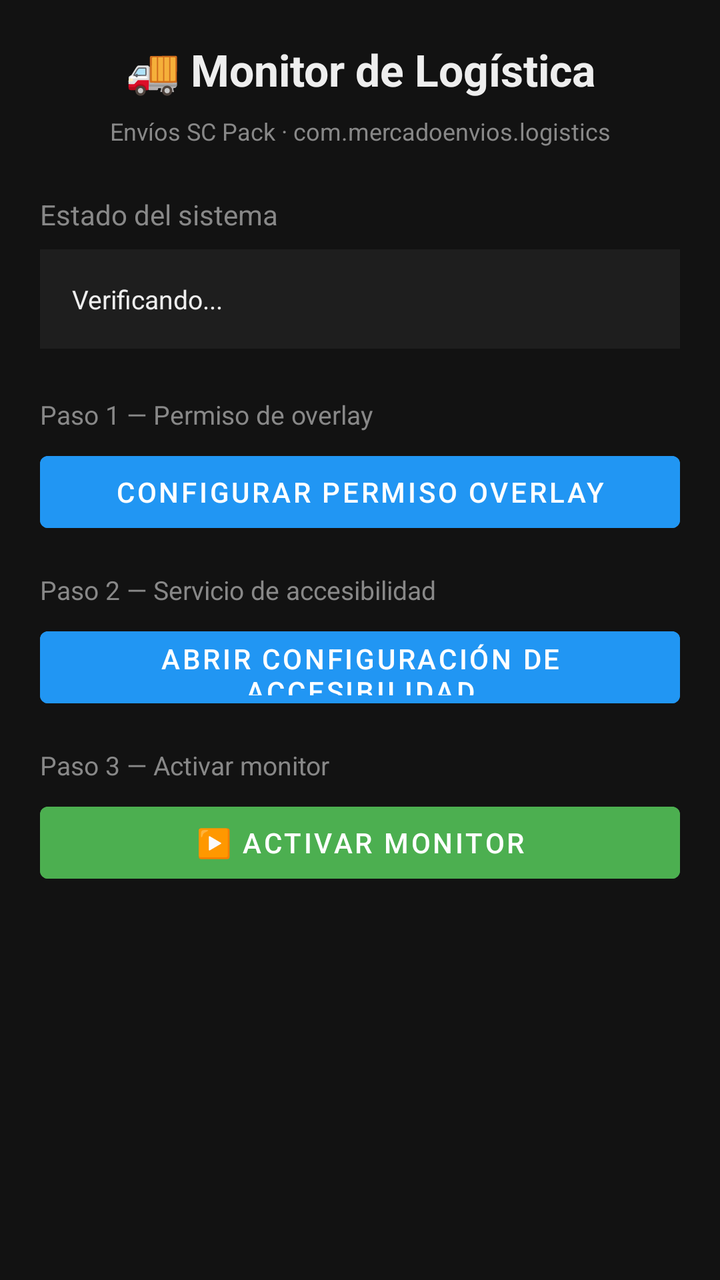
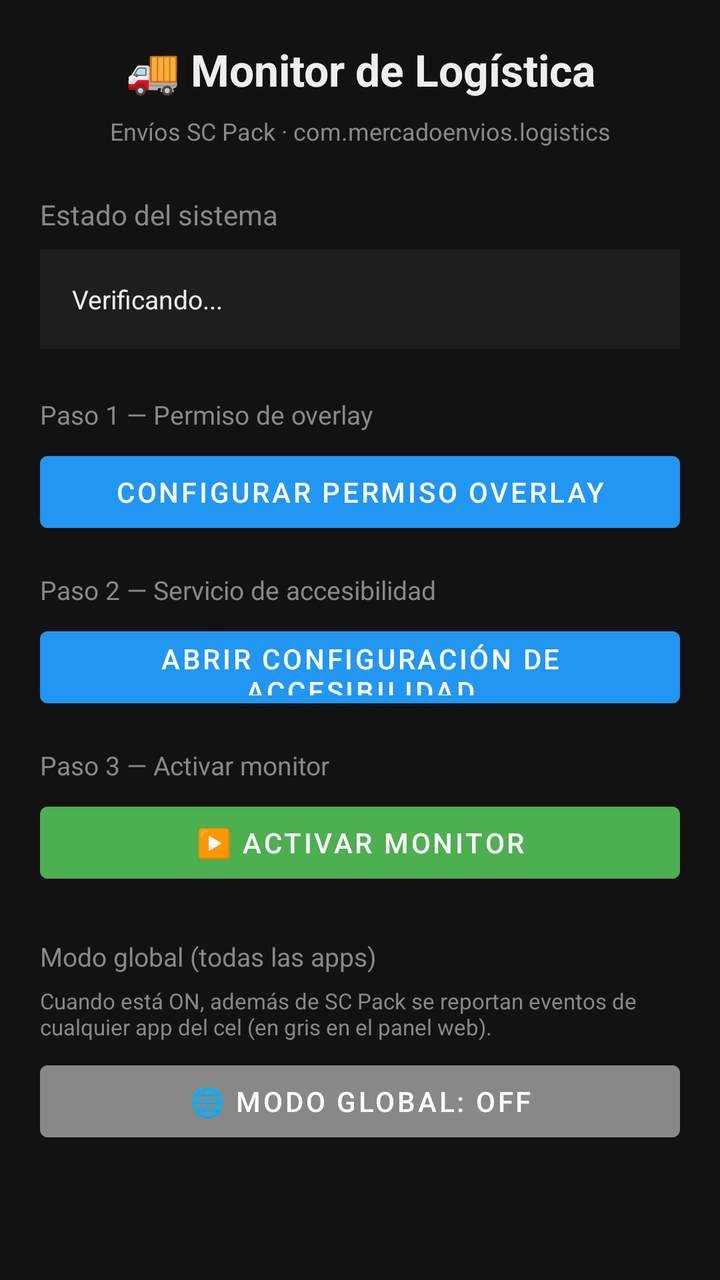

Compare the two renders of this Android layout. The source of the first and the diff that turns it into the second are given below.
<!-- AndroidManifest.xml: application theme Theme.LogisticsMonitor -->
<!-- res/layout/activity_main.xml -->
<?xml version="1.0" encoding="utf-8"?>
<LinearLayout xmlns:android="http://schemas.android.com/apk/res/android"
    android:layout_width="match_parent"
    android:layout_height="match_parent"
    android:orientation="vertical"
    android:padding="20dp"
    android:background="@color/background_dark">

    
    <TextView
        android:layout_width="match_parent"
        android:layout_height="wrap_content"
        android:text="🚚 Monitor de Logística"
        android:textSize="22sp"
        android:textStyle="bold"
        android:textColor="@color/text_primary"
        android:gravity="center"
        android:paddingBottom="8dp" />

    <TextView
        android:layout_width="match_parent"
        android:layout_height="wrap_content"
        android:text="Envíos SC Pack · com.mercadoenvios.logistics"
        android:textSize="12sp"
        android:textColor="@color/text_secondary"
        android:gravity="center"
        android:paddingBottom="24dp" />

    
    <TextView
        android:layout_width="match_parent"
        android:layout_height="wrap_content"
        android:text="Estado del sistema"
        android:textSize="14sp"
        android:textColor="@color/text_secondary"
        android:paddingBottom="8dp" />

    <TextView
        android:id="@+id/tvStatus"
        android:layout_width="match_parent"
        android:layout_height="wrap_content"
        android:text="Verificando..."
        android:textSize="13sp"
        android:textColor="@color/text_primary"
        android:background="@color/card_background"
        android:padding="16dp"
        android:lineSpacingExtra="4dp"
        android:layout_marginBottom="24dp" />

    
    <TextView
        android:layout_width="match_parent"
        android:layout_height="wrap_content"
        android:text="Paso 1 — Permiso de overlay"
        android:textSize="13sp"
        android:textColor="@color/text_secondary"
        android:paddingBottom="6dp" />

    <Button
        android:id="@+id/btnConfigureOverlay"
        android:layout_width="match_parent"
        android:layout_height="48dp"
        android:text="Configurar permiso overlay"
        android:backgroundTint="@color/accent_blue"
        android:textColor="@android:color/white"
        android:layout_marginBottom="16dp" />

    
    <TextView
        android:layout_width="match_parent"
        android:layout_height="wrap_content"
        android:text="Paso 2 — Servicio de accesibilidad"
        android:textSize="13sp"
        android:textColor="@color/text_secondary"
        android:paddingBottom="6dp" />

    <Button
        android:id="@+id/btnOpenAccessibility"
        android:layout_width="match_parent"
        android:layout_height="48dp"
        android:text="Abrir configuración de accesibilidad"
        android:backgroundTint="@color/accent_blue"
        android:textColor="@android:color/white"
        android:layout_marginBottom="16dp" />

    
    <TextView
        android:layout_width="match_parent"
        android:layout_height="wrap_content"
        android:text="Paso 3 — Activar monitor"
        android:textSize="13sp"
        android:textColor="@color/text_secondary"
        android:paddingBottom="6dp" />

    <Button
        android:id="@+id/btnToggleMonitor"
        android:layout_width="match_parent"
        android:layout_height="48dp"
        android:text="▶️ Activar monitor"
        android:backgroundTint="@color/accent_green"
        android:textColor="@android:color/white"
        android:enabled="false" />

</LinearLayout>
<!-- resources referenced by this layout -->
<resources>
  <color name="accent_blue">#2196F3</color>
  <color name="accent_green">#4CAF50</color>
  <color name="background_dark">#121212</color>
  <color name="card_background">#1E1E1E</color>
  <color name="text_primary">#EEEEEE</color>
  <color name="text_secondary">#888888</color>
  <style name="Theme.LogisticsMonitor" parent="Theme.MaterialComponents.DayNight.NoActionBar">
          <item name="colorPrimary">@color/accent_blue</item>
          <item name="colorPrimaryVariant">@color/accent_blue</item>
          <item name="colorOnPrimary">@android:color/white</item>
          <item name="android:windowBackground">@color/background_dark</item>
      </style>
</resources>

<!-- the commit's change to res/layout/activity_main.xml (unified diff, before → after) -->
@@ -99,6 +99,32 @@
         android:text="▶️ Activar monitor"
         android:backgroundTint="@color/accent_green"
         android:textColor="@android:color/white"
-        android:enabled="false" />
+        android:enabled="false"
+        android:layout_marginBottom="24dp" />
+
+    
+    <TextView
+        android:layout_width="match_parent"
+        android:layout_height="wrap_content"
+        android:text="Modo global (todas las apps)"
+        android:textSize="13sp"
+        android:textColor="@color/text_secondary"
+        android:paddingBottom="6dp" />
+
+    <TextView
+        android:layout_width="match_parent"
+        android:layout_height="wrap_content"
+        android:text="Cuando está ON, además de SC Pack se reportan eventos de cualquier app del cel (en gris en el panel web)."
+        android:textSize="11sp"
+        android:textColor="@color/text_secondary"
+        android:paddingBottom="6dp" />
+
+    <Button
+        android:id="@+id/btnToggleGlobal"
+        android:layout_width="match_parent"
+        android:layout_height="48dp"
+        android:text="🌐 Modo global: OFF"
+        android:backgroundTint="@color/text_secondary"
+        android:textColor="@android:color/white" />
 
 </LinearLayout>
